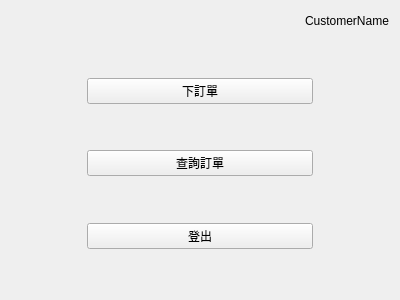
Above: client/DepotSystemClient/Form/customermenuform.ui from B10215037/DepotSystem before the change. Below: the same form after it.
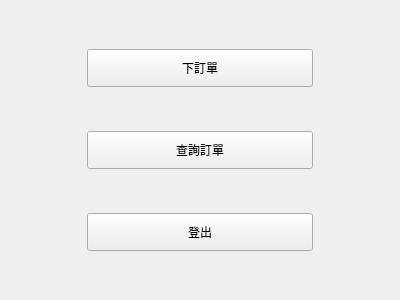
That is the form after the change.

Commit message: modify username label

What changed in the file:
```diff
--- a/client/DepotSystemClient/Form/customermenuform.ui
+++ b/client/DepotSystemClient/Form/customermenuform.ui
@@ -13,33 +13,7 @@
   <property name="windowTitle">
    <string>Form</string>
   </property>
-  <layout class="QVBoxLayout" name="verticalLayout_2" stretch="0,1">
-   <item>
-    <layout class="QHBoxLayout" name="horizontalLayout_2">
-     <item>
-      <spacer name="horizontalSpacer_3">
-       <property name="orientation">
-        <enum>Qt::Horizontal</enum>
-       </property>
-       <property name="sizeHint" stdset="0">
-        <size>
-         <width>40</width>
-         <height>20</height>
-        </size>
-       </property>
-      </spacer>
-     </item>
-     <item>
-      <widget class="QLabel" name="label">
-       <property name="text">
-        <string>CustomerName</string>
-       </property>
-      </widget>
-     </item>
-    </layout>
-   </item>
-   <item>
-    <layout class="QHBoxLayout" name="horizontalLayout" stretch="1,3,1">
+  <layout class="QHBoxLayout" name="horizontalLayout_2" stretch="1,3,1">
      <item>
       <spacer name="horizontalSpacer_2">
        <property name="orientation">
@@ -54,7 +28,7 @@
       </spacer>
      </item>
      <item>
-      <layout class="QVBoxLayout" name="verticalLayout" stretch="0,1,0,1,0,1,0">
+    <layout class="QVBoxLayout" name="verticalLayout" stretch="1,1,1,1,1,1,1">
        <item>
         <spacer name="verticalSpacer">
          <property name="orientation">
@@ -70,6 +44,12 @@
        </item>
        <item>
         <widget class="QPushButton" name="pushButton">
+       <property name="sizePolicy">
+        <sizepolicy hsizetype="Minimum" vsizetype="Minimum">
+         <horstretch>0</horstretch>
+         <verstretch>0</verstretch>
+        </sizepolicy>
+       </property>
          <property name="text">
           <string>下訂單</string>
          </property>
@@ -90,6 +70,12 @@
        </item>
        <item>
         <widget class="QPushButton" name="pushButton_2">
+       <property name="sizePolicy">
+        <sizepolicy hsizetype="Minimum" vsizetype="Minimum">
+         <horstretch>0</horstretch>
+         <verstretch>0</verstretch>
+        </sizepolicy>
+       </property>
          <property name="text">
           <string>查詢訂單</string>
          </property>
@@ -110,6 +96,12 @@
        </item>
        <item>
         <widget class="QPushButton" name="pushButton_3">
+       <property name="sizePolicy">
+        <sizepolicy hsizetype="Minimum" vsizetype="Minimum">
+         <horstretch>0</horstretch>
+         <verstretch>0</verstretch>
+        </sizepolicy>
+       </property>
          <property name="text">
           <string>登出</string>
          </property>
@@ -142,8 +134,6 @@
         </size>
        </property>
       </spacer>
-     </item>
-    </layout>
    </item>
   </layout>
  </widget>
```
Lines whose indentation alone changed are shown as unchanged. The commit also changes 7 other files.
